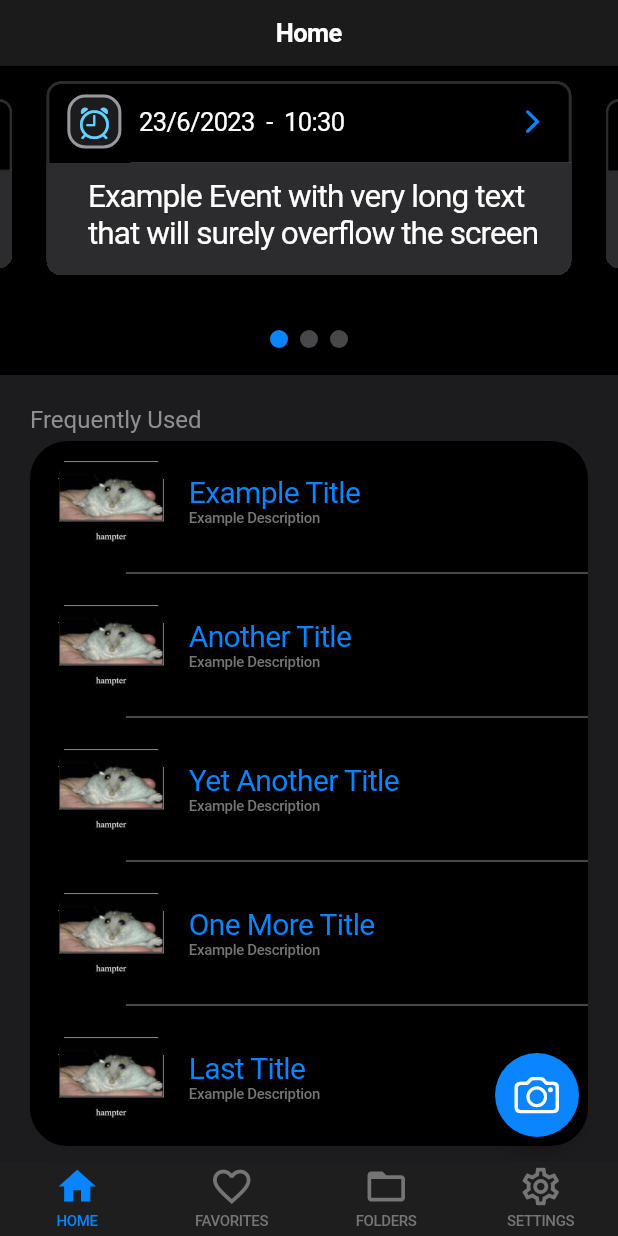
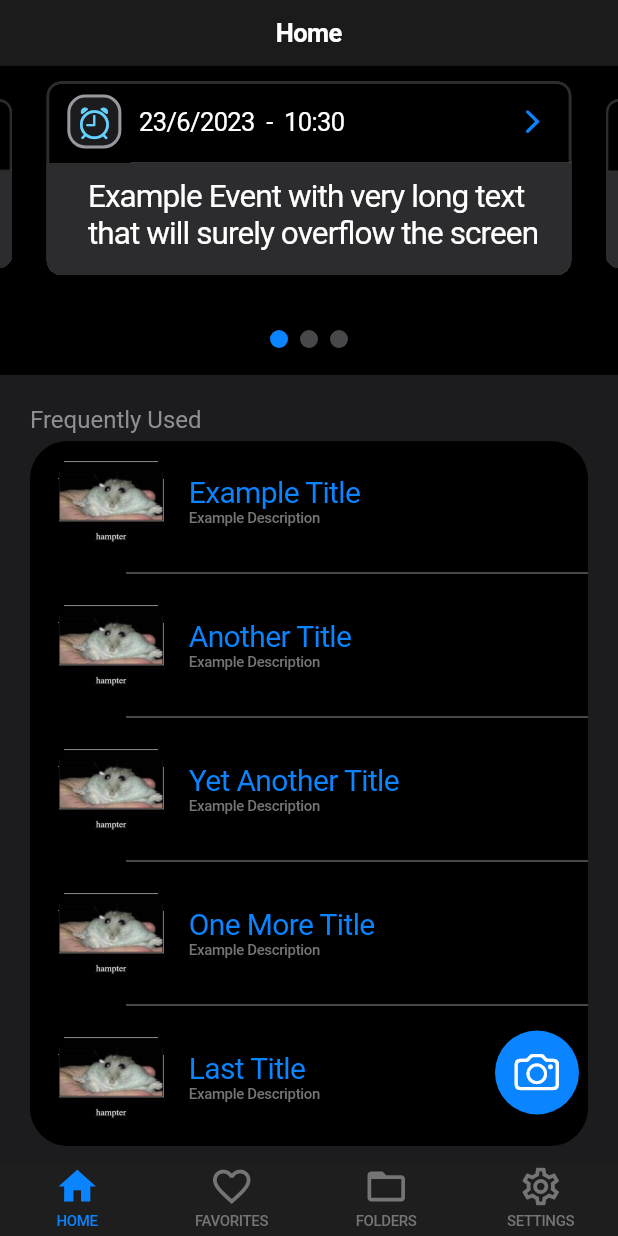
Before and after one commit to MA-SOSE2023/WallAt, a Flutter app: the HomeScreen screen opened by its route, on a phone screen of 412 x 824 dp. Run offline on Flutter 3.47's test engine with Material 2 defaults, Android fonts, the phone set to English and light mode, and no system bars; drawn by our look-alikes of flutter_carousel_widget; our stand-ins replace beamer, flutter_riverpod, freezed_annotation, photo_view.

Commit message:
adjust camera button slightly

```diff
--- a/lib/pages/favorites/favorites_view.dart
+++ b/lib/pages/favorites/favorites_view.dart
@@ -72,7 +72,6 @@ class _FavoritesScreenState extends ConsumerState<FavoritesScreen> {
       ),
       child: Stack(
         children: [
-          const CameraButtonHeroDestination(),
           SafeArea(
             child: ConstrainedBox(
               constraints: BoxConstraints(
@@ -92,6 +91,7 @@ class _FavoritesScreenState extends ConsumerState<FavoritesScreen> {
               ),
             ),
           ),
+          const CameraButtonHeroDestination(),
         ],
       ),
     );
--- a/lib/pages/home/home_view.dart
+++ b/lib/pages/home/home_view.dart
@@ -30,7 +30,7 @@ class HomeScreen extends ConsumerWidget {
       backgroundColor: CupertinoTheme.of(context).scaffoldBackgroundColor,
       floatingActionButtonLocation: FloatingActionButtonLocation.endFloat,
       floatingActionButton: Padding(
-        padding: const EdgeInsets.only(right: 10.0),
+        padding: const EdgeInsets.only(right: 10.0, bottom: 15.0),
         child: FloatingActionButton(
           foregroundColor: CupertinoTheme.of(context).primaryContrastingColor,
           backgroundColor: CupertinoTheme.of(context).primaryColor,
```
